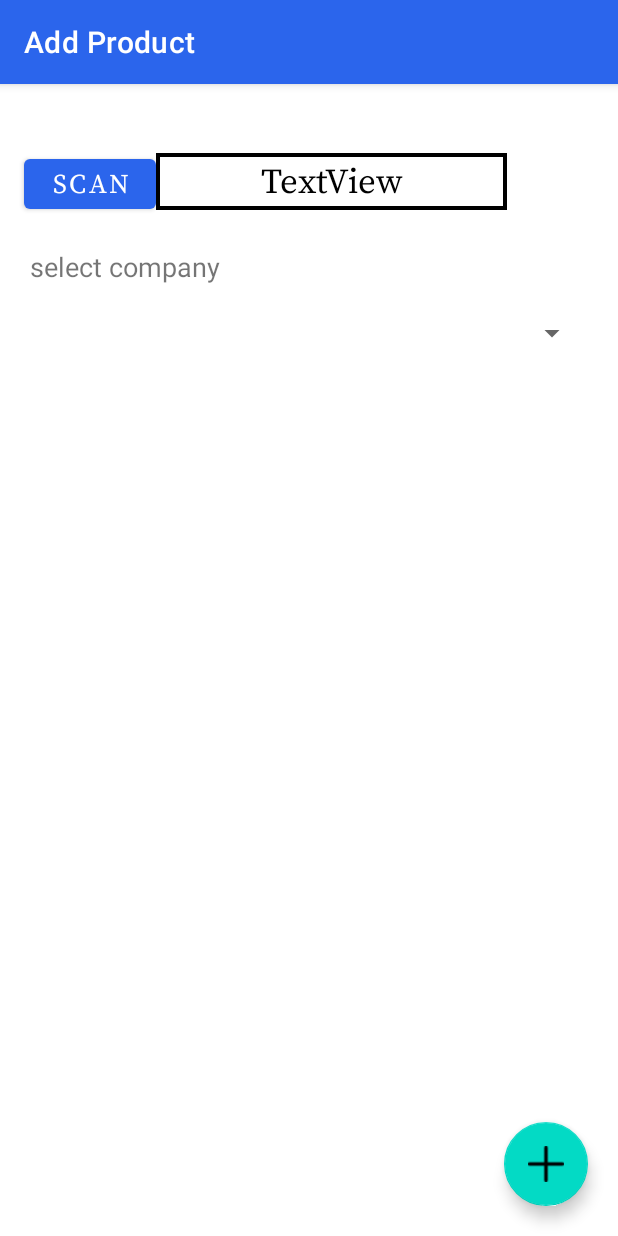
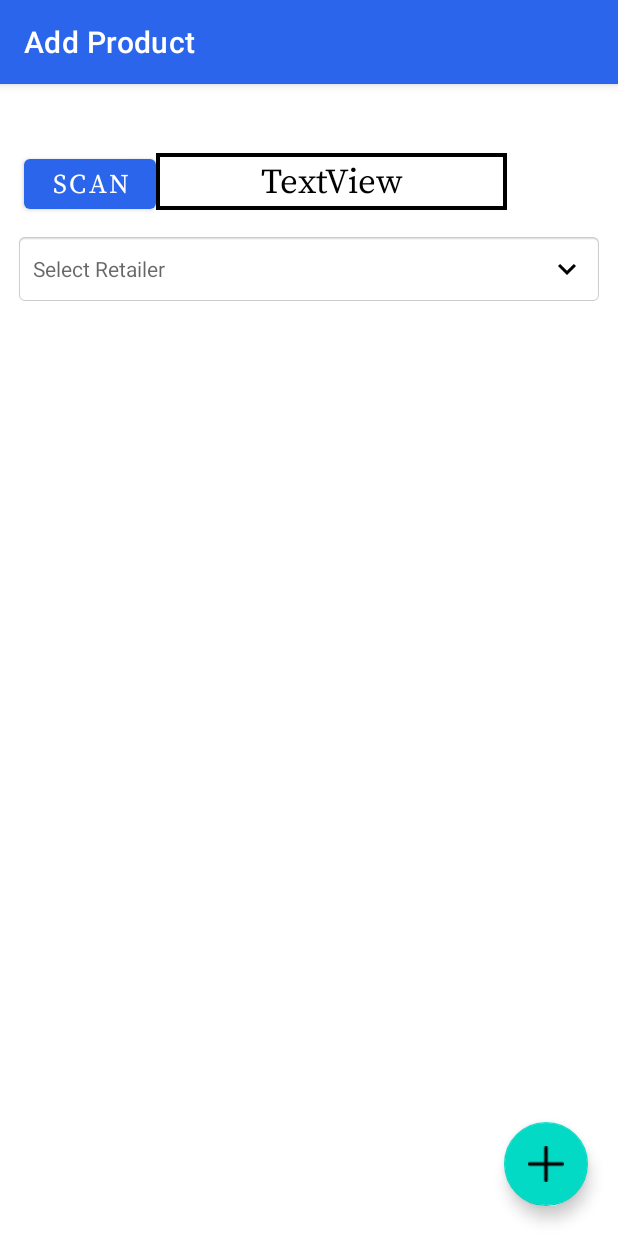
Before and after one commit to tamzidisrakadol/warrantyChecker, an Android app: the ScanToAddBattery screen opened directly, with no data from a screen before it, on a phone screen of 412 x 824 dp. Run offline under Robolectric (Android 15) with nearby library versions, the phone set to English and light mode, and no system bars; our stand-ins replace Volley, sdp/ssp sizes; libraries missing offline, so code that uses them is left out: com.journeyapps.barcodescanner; network calls fail.

Commit message:
all done

```diff
--- /dev/null
+++ b/app/src/main/res/drawable/baseline_keyboard_arrow_down_24.xml
@@ -0,0 +1,5 @@
+<vector android:height="24dp" android:tint="#000000"
+    android:viewportHeight="24" android:viewportWidth="24"
+    android:width="24dp" xmlns:android="http://schemas.android.com/apk/res/android">
+    <path android:fillColor="@android:color/white" android:pathData="M7.41,8.59L12,13.17l4.59,-4.58L18,10l-6,6 -6,-6 1.41,-1.41z"/>
+</vector>
--- a/app/src/main/res/layout/activity_scan_to_add_battery.xml
+++ b/app/src/main/res/layout/activity_scan_to_add_battery.xml
@@ -51,19 +51,18 @@
 
         </LinearLayout>
 
+
         <TextView
+            android:layout_margin="10dp"
             android:layout_width="match_parent"
             android:layout_height="wrap_content"
-            android:layout_margin="20dp"
-            android:textSize="18sp"
-            android:text="select company"/>
-
-        <Spinner
-            android:id="@+id/spinner"
-            android:layout_marginStart="20dp"
-            android:layout_marginEnd="20dp"
-            android:layout_width="match_parent"
-            android:layout_height="wrap_content" />
+            android:id="@+id/testView"
+            android:hint="Select Retailer"
+            android:padding="12dp"
+            android:gravity="center_vertical"
+            android:drawableEnd="@drawable/baseline_keyboard_arrow_down_24"
+            android:background="@android:drawable/editbox_background"
+            />
 
 
     </LinearLayout>
```
Also changed, not shown: app/src/main/java/com/example/warrantychecker/views/ScanToAddBattery.java (+73 -12 lines), app/src/main/res/layout/dialog_searchable_spinner.xml (added, +43 -0 lines).
